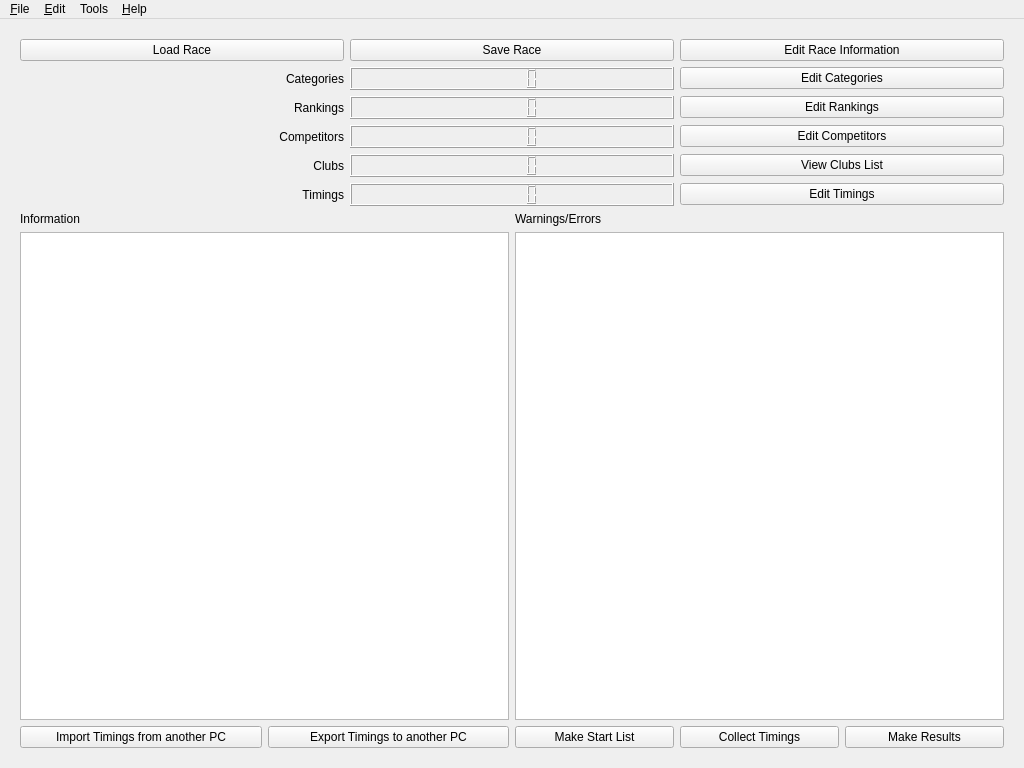
This is chronorace.ui in flinco/LBChronoRace as Qt 5 draws it before an edit. The edited form follows.
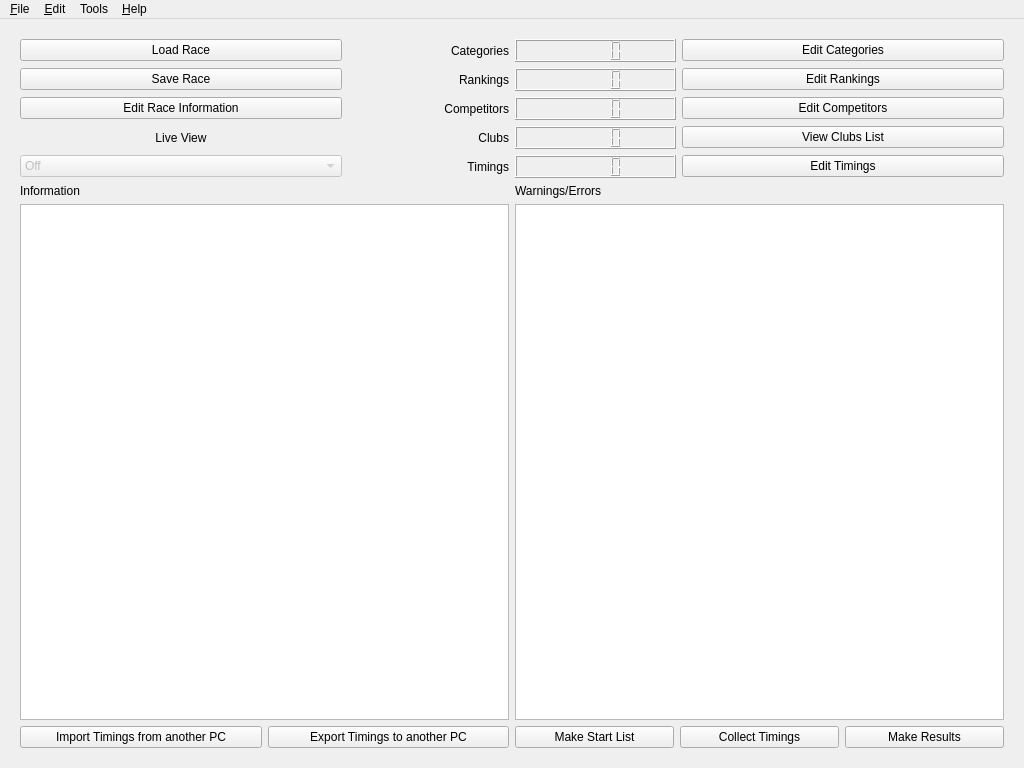
This is the edited form. Icons and pictures are not drawn.

Commit message: Keep Live View open when exiting the chronometer

Diff of the .ui file:
```diff
--- a/chronorace.ui
+++ b/chronorace.ui
@@ -43,7 +43,7 @@
     </property>
     <item>
      <layout class="QGridLayout" name="upperArea">
-      <item row="3" column="0">
+      <item row="2" column="2">
        <widget class="QLabel" name="labelCompetitors">
         <property name="text">
          <string>Competitors</string>
@@ -53,7 +53,7 @@
         </property>
        </widget>
       </item>
-      <item row="2" column="0">
+      <item row="1" column="2">
        <widget class="QLabel" name="labelRankings">
         <property name="text">
          <string>Rankings</string>
@@ -63,7 +63,7 @@
         </property>
        </widget>
       </item>
-      <item row="1" column="2">
+      <item row="0" column="4" colspan="2">
        <widget class="QPushButton" name="editCategories">
         <property name="enabled">
          <bool>true</bool>
@@ -80,10 +80,10 @@
         </property>
        </widget>
       </item>
-      <item row="5" column="1">
+      <item row="4" column="3">
        <widget class="QLCDNumber" name="counterTimings"/>
       </item>
-      <item row="3" column="1">
+      <item row="2" column="3">
        <widget class="QLCDNumber" name="counterCompetitors">
         <property name="frameShape">
          <enum>QFrame::Shape::Box</enum>
@@ -99,7 +99,7 @@
         </property>
        </widget>
       </item>
-      <item row="3" column="2">
+      <item row="2" column="4" colspan="2">
        <widget class="QPushButton" name="editStartList">
         <property name="enabled">
          <bool>true</bool>
@@ -116,7 +116,7 @@
         </property>
        </widget>
       </item>
-      <item row="5" column="0">
+      <item row="4" column="2">
        <widget class="QLabel" name="labelTimings">
         <property name="text">
          <string>Timings</string>
@@ -126,7 +126,7 @@
         </property>
        </widget>
       </item>
-      <item row="0" column="1">
+      <item row="1" column="0" colspan="2">
        <widget class="QPushButton" name="saveRace">
         <property name="toolTip">
          <string>Save current race data to file</string>
@@ -140,10 +140,10 @@
         </property>
        </widget>
       </item>
-      <item row="1" column="1">
+      <item row="0" column="3">
        <widget class="QLCDNumber" name="counterCategories"/>
       </item>
-      <item row="5" column="2">
+      <item row="4" column="4" colspan="2">
        <widget class="QPushButton" name="editTimings">
         <property name="enabled">
          <bool>true</bool>
@@ -160,7 +160,7 @@
         </property>
        </widget>
       </item>
-      <item row="1" column="0">
+      <item row="0" column="2">
        <widget class="QLabel" name="labelCategories">
         <property name="text">
          <string>Categories</string>
@@ -170,7 +170,7 @@
         </property>
        </widget>
       </item>
-      <item row="0" column="2">
+      <item row="2" column="0" colspan="2">
        <widget class="QPushButton" name="editRace">
         <property name="toolTip">
          <string>Edit race information, including logos</string>
@@ -184,7 +184,7 @@
         </property>
        </widget>
       </item>
-      <item row="4" column="2">
+      <item row="3" column="4" colspan="2">
        <widget class="QPushButton" name="editClubsList">
         <property name="enabled">
          <bool>true</bool>
@@ -201,7 +201,7 @@
         </property>
        </widget>
       </item>
-      <item row="0" column="0">
+      <item row="0" column="0" colspan="2">
        <widget class="QPushButton" name="loadRace">
         <property name="toolTip">
          <string>Load race data from a file</string>
@@ -215,7 +215,7 @@
         </property>
        </widget>
       </item>
-      <item row="4" column="0">
+      <item row="3" column="2">
        <widget class="QLabel" name="labelTeams">
         <property name="text">
          <string>Clubs</string>
@@ -225,13 +225,13 @@
         </property>
        </widget>
       </item>
-      <item row="4" column="1">
+      <item row="3" column="3">
        <widget class="QLCDNumber" name="counterTeams"/>
       </item>
-      <item row="2" column="1">
+      <item row="1" column="3">
        <widget class="QLCDNumber" name="counterRankings"/>
       </item>
-      <item row="2" column="2">
+      <item row="1" column="4" colspan="2">
        <widget class="QPushButton" name="editRankings">
         <property name="toolTip">
          <string>Add, remove, and change the definition of the rankings</string>
@@ -245,6 +245,34 @@
         </property>
        </widget>
       </item>
+      <item row="3" column="0" colspan="2">
+       <widget class="QLabel" name="liveViewLabel">
+        <property name="toolTip">
+         <string>Select a screen for the Live View</string>
+        </property>
+        <property name="text">
+         <string>Live View</string>
+        </property>
+        <property name="alignment">
+         <set>Qt::AlignmentFlag::AlignCenter</set>
+        </property>
+       </widget>
+      </item>
+      <item row="4" column="0" colspan="2">
+       <widget class="QComboBox" name="liveViewSelector">
+        <property name="enabled">
+         <bool>false</bool>
+        </property>
+        <property name="toolTip">
+         <string>Select a screen for the Live View</string>
+        </property>
+        <item>
+         <property name="text">
+          <string>Off</string>
+         </property>
+        </item>
+       </widget>
+      </item>
      </layout>
     </item>
     <item>
```
The commit also changes 9 other files.
